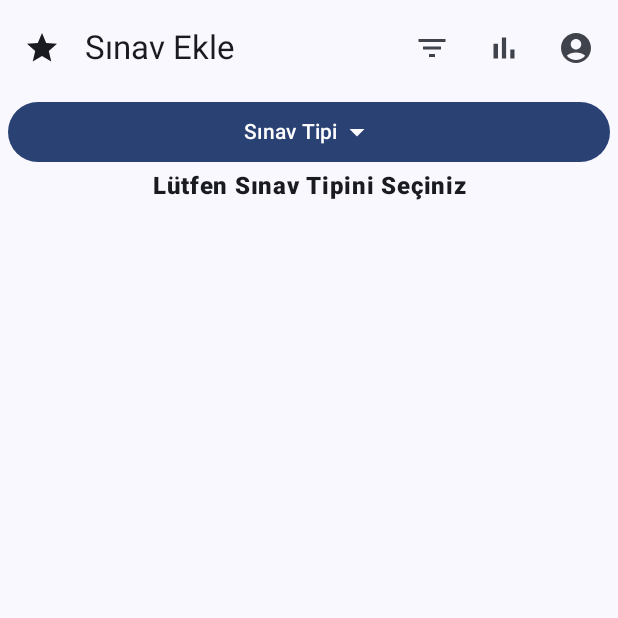
After one commit to leventsrr/Denemelerim, an Android app built with Jetpack Compose: the AddExamScreen screen opened through its navigation route, on a phone screen of 412 x 824 dp, the top half of it. The commit adds this screen. Run offline under Robolectric (Android 15) with nearby library versions, the phone set to English and light mode, and no system bars.

Commit message:
For AYT and TYT exams, the designs of the screens with the correct and incorrect values were coded.

```diff
--- a/app/src/main/java/com/leventsurer/denemelerim/presentation/MainActivity.kt
+++ b/app/src/main/java/com/leventsurer/denemelerim/presentation/MainActivity.kt
@@ -10,6 +10,7 @@ import androidx.compose.ui.Modifier
 import androidx.navigation.compose.NavHost
 import androidx.navigation.compose.composable
 import androidx.navigation.compose.rememberNavController
+import com.leventsurer.denemelerim.presentation.add_exam_screen.views.AddExamScreen
 import com.leventsurer.denemelerim.presentation.home_screen.views.HomeScreen
 import com.leventsurer.denemelerim.presentation.login_screen.views.LoginScreen
 import com.leventsurer.denemelerim.presentation.register_screen.views.RegisterScreen
@@ -28,7 +29,7 @@ class MainActivity : ComponentActivity() {
                     color = MaterialTheme.colorScheme.background
                 ) {
                     val navController = rememberNavController()
-                    NavHost(navController = navController, startDestination = Screen.HomeScreen.route ){
+                    NavHost(navController = navController, startDestination = Screen.LoginScreen.route ){
                         composable(route = Screen.LoginScreen.route){
                             LoginScreen(navController = navController)
                         }
@@ -40,6 +41,10 @@ class MainActivity : ComponentActivity() {
                         composable(route = Screen.HomeScreen.route){
                             HomeScreen(navController = navController)
                         }
+
+                        composable(route = Screen.AddExamScreen.route){
+                            AddExamScreen(navController = navController)
+                        }
                     }
                 }
             }
--- /dev/null
+++ b/app/src/main/java/com/leventsurer/denemelerim/presentation/add_exam_screen/views/AddExamScreen.kt
@@ -0,0 +1,63 @@
+package com.leventsurer.denemelerim.presentation.add_exam_screen.views
+
+import android.annotation.SuppressLint
+import androidx.compose.foundation.layout.Arrangement
+import androidx.compose.foundation.layout.Column
+import androidx.compose.foundation.layout.fillMaxSize
+import androidx.compose.foundation.layout.fillMaxWidth
+import androidx.compose.foundation.layout.padding
+import androidx.compose.material3.ExperimentalMaterial3Api
+import androidx.compose.material3.Scaffold
+import androidx.compose.material3.Text
+import androidx.compose.runtime.Composable
+import androidx.compose.runtime.getValue
+import androidx.compose.runtime.mutableStateOf
+import androidx.compose.runtime.remember
+import androidx.compose.runtime.setValue
+import androidx.compose.ui.Alignment
+import androidx.compose.ui.Modifier
+import androidx.compose.ui.text.font.FontWeight
+import androidx.compose.ui.text.style.TextAlign
+import androidx.navigation.NavController
+import com.leventsurer.denemelerim.presentation.add_exam_screen.views.composable.CustomSpinner
+import com.leventsurer.denemelerim.presentation.home_screen.views.composable.MyTopAppBar
+
+@SuppressLint("UnusedMaterial3ScaffoldPaddingParameter")
+@OptIn(ExperimentalMaterial3Api::class)
+@Composable
+fun AddExamScreen(navController: NavController) {
+    var chosenExamType by remember {
+        mutableStateOf("")
+    }
+
+    Scaffold(
+        topBar = {
+                 MyTopAppBar("Sınav Ekle")
+        },
+        content = {padding->
+
+            Column(
+                modifier = Modifier
+                    .fillMaxSize()
+                    .padding(padding),
+                verticalArrangement = Arrangement.Top,) {
+                    CustomSpinner { examType ->
+                        chosenExamType = examType
+                    }
+                when (chosenExamType) {
+                    "" -> {
+                        Text(text = "Lütfen Sınav Tipini Seçiniz", fontWeight = FontWeight.ExtraBold, textAlign = TextAlign.Center, modifier = Modifier.fillMaxWidth())
+                    }
+                    "TYT" -> {
+                        ScreenForTyt()
+                    }
+                    "AYT" -> {
+                        ScreenForAyt()
+                    }
+                }
+
+            }
+        },
+    )
+
+}
--- /dev/null
+++ b/app/src/main/java/com/leventsurer/denemelerim/presentation/add_exam_screen/views/composable/CustomSpinner.kt
@@ -0,0 +1,59 @@
+package com.leventsurer.denemelerim.presentation.add_exam_screen.views.composable
+
+import androidx.compose.foundation.layout.Box
+import androidx.compose.foundation.layout.fillMaxWidth
+import androidx.compose.foundation.layout.padding
+import androidx.compose.material.icons.Icons
+import androidx.compose.material.icons.filled.ArrowDropDown
+import androidx.compose.material3.Button
+import androidx.compose.material3.DropdownMenu
+import androidx.compose.material3.DropdownMenuItem
+import androidx.compose.material3.Icon
+import androidx.compose.material3.Text
+import androidx.compose.runtime.Composable
+import androidx.compose.runtime.getValue
+import androidx.compose.runtime.mutableStateOf
+import androidx.compose.runtime.remember
+import androidx.compose.runtime.setValue
+import androidx.compose.ui.Modifier
+import androidx.compose.ui.unit.dp
+
+@Composable
+fun CustomSpinner(
+    onClick: (String) -> Unit
+) {
+    var expanded by remember { mutableStateOf(false) }
+    val suggestions = listOf("TYT", "AYT")
+    var chosenExamType by remember {
+        mutableStateOf("Sınav Tipi")
+    }
+    Box {
+        Button(
+            modifier = Modifier.fillMaxWidth().padding(horizontal = 5.dp),
+            onClick = { expanded = !expanded }){
+            Text (chosenExamType)
+            Icon(
+                imageVector = Icons.Filled.ArrowDropDown,
+                contentDescription = null,
+            )
+        }
+        DropdownMenu(
+            modifier = Modifier.fillMaxWidth(),
+            expanded = expanded,
+            onDismissRequest = { expanded = false },
+        ) {
+            suggestions.forEach { label ->
+                DropdownMenuItem(
+                    onClick = {
+                        expanded = false
+                        chosenExamType = label
+                        onClick(chosenExamType)
+                    },
+                    text = {
+                        Text(text = label)
+                    }
+                )
+            }
+        }
+    }
+}
--- a/app/src/main/java/com/leventsurer/denemelerim/presentation/home_screen/views/composable/MyTopAppBar.kt
+++ b/app/src/main/java/com/leventsurer/denemelerim/presentation/home_screen/views/composable/MyTopAppBar.kt
@@ -15,11 +15,11 @@ import com.leventsurer.denemelerim.R
 
 @OptIn(ExperimentalMaterial3Api::class)
 @Composable
-fun MyTopAppBar() {
+fun MyTopAppBar(appBarTitle:String) {
     TopAppBar(
         title =
         {
-            Text("Denemelerim", textAlign = TextAlign.Center)
+            Text(appBarTitle, textAlign = TextAlign.Center)
         },
         actions = {
 
--- a/app/src/main/java/com/leventsurer/denemelerim/presentation/ui/Screen.kt
+++ b/app/src/main/java/com/leventsurer/denemelerim/presentation/ui/Screen.kt
@@ -4,4 +4,5 @@ sealed class Screen (val route:String){
     object LoginScreen: Screen("login_screen")
     object RegisterScreen:Screen("register_screen")
     object HomeScreen:Screen("home_screen")
+    object AddExamScreen:Screen("add_exam_screen")
 }
```
Also changed, not shown: app/src/main/java/com/leventsurer/denemelerim/presentation/add_exam_screen/views/ScreenForAyt.kt (added, +82 -0 lines), app/src/main/java/com/leventsurer/denemelerim/presentation/add_exam_screen/views/ScreenForTyt.kt (added, +61 -0 lines), app/src/main/java/com/leventsurer/denemelerim/presentation/add_exam_screen/views/composable/LessonCorrectAndFalseInputs.kt (added, +48 -0 lines), app/src/main/java/com/leventsurer/denemelerim/presentation/home_screen/views/HomeScreen.kt (+5 -2 lines).
